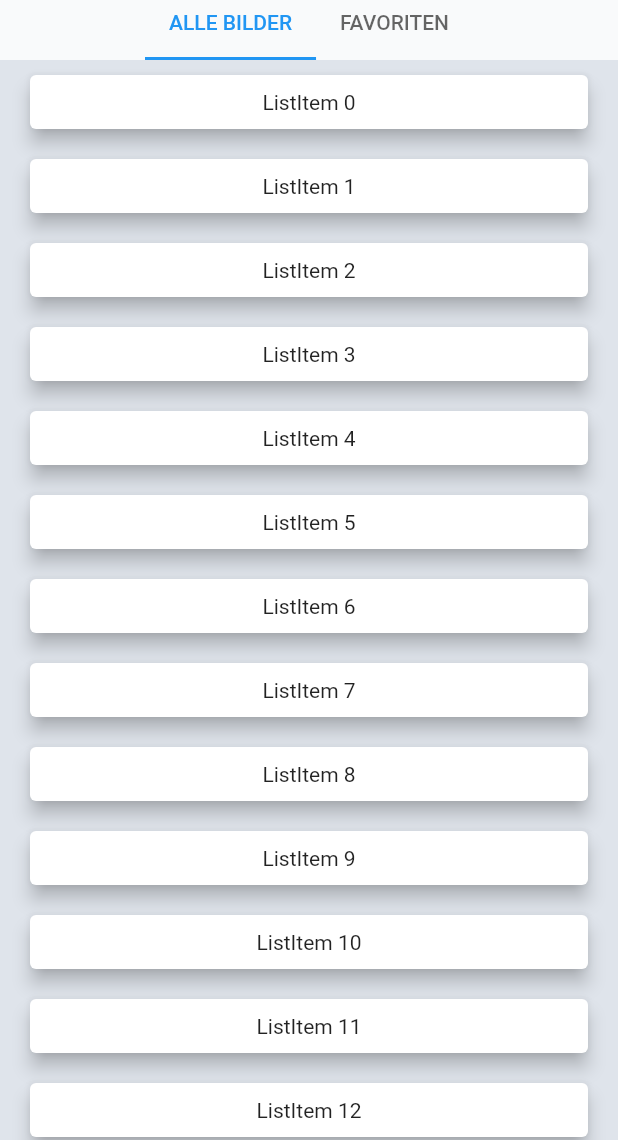
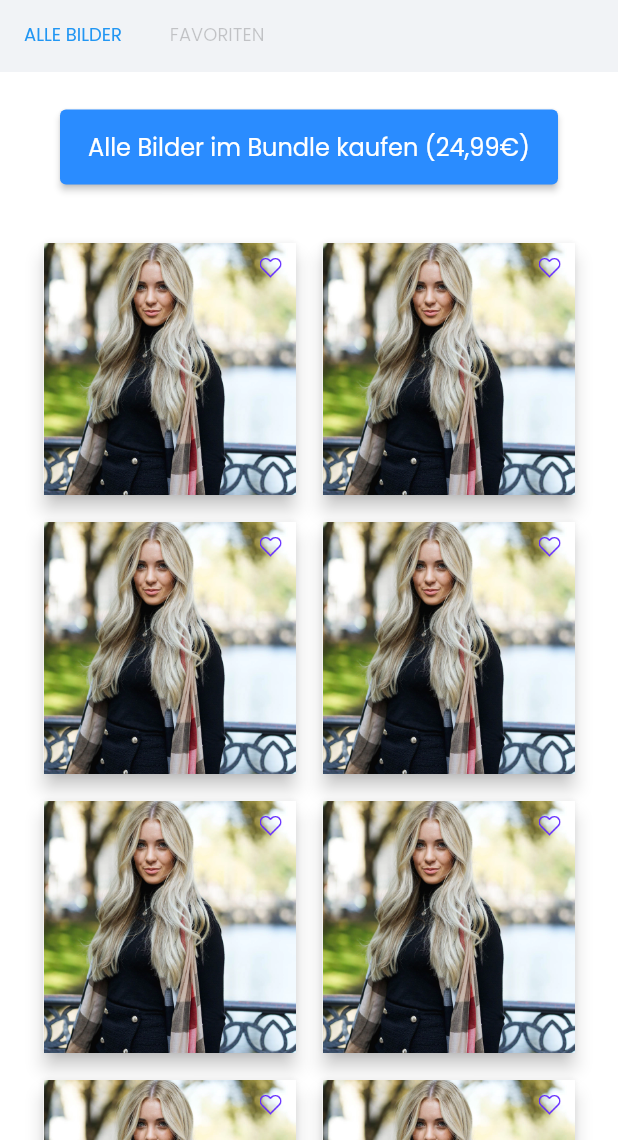
Before and after one commit to aniqurrehman042/cosnapper, a Flutter app: the HomeScreen screen opened directly, on a phone screen of 412 x 824 dp, the part 96-1236 px from its top. Run offline on Flutter 3.47's test engine with Material 2 defaults, Android fonts, the phone set to English and light mode, and no system bars; our stand-ins replace carousel_slider.

Commit message:
updated code

```diff
--- a/lib/screens/homescreen.dart
+++ b/lib/screens/homescreen.dart
@@ -1,3 +1,4 @@
+import 'package:cosnapper/screens/imagedetailscreen.dart';
 import 'package:cosnapper/utils/constants.dart';
 import 'package:flutter/material.dart';
 
@@ -11,77 +12,173 @@ class HomeScreen extends StatefulWidget {
 class _HomeScreenState extends State<HomeScreen> with TickerProviderStateMixin {
   late TabController tabController;
 
-
   @override
   Widget build(BuildContext context) {
     tabController = TabController(length: 2, vsync: this);
-    var tabBarItem =  TabBar(
+    var tabBarItem = TabBar(
       isScrollable: true,
       controller: tabController,
       labelColor: Theme.of(context).primaryColor,
-            unselectedLabelColor: Theme.of(context).hintColor,
-            indicator: BoxDecoration(
-              border: Border(
-                bottom: BorderSide(
-                  color: Theme.of(context).primaryColor,
-                  width: 2,
+      unselectedLabelColor: Theme.of(context).hintColor.withOpacity(0.2),
+
+      // ignore: prefer_const_literals_to_create_immutables
+      tabs: [
+        const Tab(
+          icon: Text(
+            'ALLE BILDER',
+            style: TextStyle(fontSize: 12, fontFamily: 'Poppins'),
+          ),
+        ),
+        // ignore: prefer_const_constructors
+        Tab(
+          icon: const Text(
+            'FAVORITEN',
+            style: TextStyle(fontSize: 12, fontFamily: 'Poppins'),
+          ),
+        ),
+      ],
+      indicatorColor: Colors.transparent,
+    );
+
+    // ignore: unnecessary_new
+
+    var gridView = Container(
+        decoration: const BoxDecoration(color: AppColor.whiteColor),
+        child: SingleChildScrollView(
+            child: Column(
+          children: [
+            const SizedBox(height: 25, width: double.infinity),
+            SizedBox(
+              width: MediaQuery.of(context).size.width,
+              height: 50,
+              child: Padding(
+                padding: const EdgeInsets.symmetric(horizontal: 40.0),
+                child: ElevatedButton(
+                    style:
+                        ElevatedButton.styleFrom(primary: AppColor.blueColor),
+                    onPressed: () {
+                      //Navigator.of(context).push(MaterialPageRoute(builder: (context) => const HomeScreen()));
+                    },
+                    child: const Text(
+                      AppString.texttwo_h,
+                      style: TextStyle(
+                          fontSize: 16,
+                          //fontWeight: FontWeight.bold,
+                          fontFamily: 'Poppins',
+                          color: AppColor.whiteColor),
+                    )),
+              ),
+            ),
+            const SizedBox(height: 10, width: double.infinity),
+            Container(
+              padding: EdgeInsets.symmetric(horizontal: 20, vertical: 20),
+              child: GridView.builder(
+                  primary: false,
+                  shrinkWrap: true,
+                  itemCount: 10,
+                  // ignore: prefer_const_constructors
+                  gridDelegate: SliverGridDelegateWithFixedCrossAxisCount(
+                      crossAxisCount: 2),
+                  itemBuilder: (BuildContext context, int index) {
+                    return Padding(
+                      padding: const EdgeInsets.all(5.0),
+                      child: GestureDetector(
+                        onTap: () {
+                          Navigator.of(context).push(MaterialPageRoute(
+                              builder: (context) => ImageDetailScreen()));
+                        },
+                        child: Card(
+                          elevation: 5.0,
+                          child: Container(
+                            decoration: BoxDecoration(
+                                image: DecorationImage(
+                                    image: AssetImage(AppAssets.women),
+                                    fit: BoxFit.cover)),
+                            alignment: Alignment.topRight,
+                            child: IconButton(
+                              onPressed: () {},
+                              icon: Padding(
+                                padding:
+                                    const EdgeInsets.fromLTRB(15, 0, 0, 15),
+                                child: Container(
+                                  height: 15,
+                                  width: 15,
+                                  decoration: const BoxDecoration(
+                                    image: DecorationImage(
+                                      image: AssetImage(AppAssets.heartempty),
+                                      //fit: BoxFit.contain,
                                     ),
                                   ),
                                 ),
-      // ignore: prefer_const_literals_to_create_immutables
-      tabs: [
-          const Tab(
-          icon:  Text('ALLE BILDER'),
-        ),
-         // ignore: prefer_const_constructors
-         Tab(
-          icon:  const Text('FAVORITEN'),
-        ),
-      ],
-      indicatorColor: Colors.white,
-    );
-
-    // ignore: unnecessary_new
-    var listItem = new ListView.builder(
-      itemCount: 20,
-      itemBuilder: (BuildContext context, int index) {
-        return ListTile(
-          title:  Card(
-            elevation: 5.0,
-            child:  Container(
-              alignment: Alignment.center,
-              margin:  EdgeInsets.only(top: 10.0, bottom: 10.0),
-              child:  Text("ListItem $index"),
                               ),
                             ),
-          onTap: () {
-            },
-        );
-      },
-    );
-
-    var gridView =  GridView.builder(
-        itemCount: 20,
-        gridDelegate:
-             SliverGridDelegateWithFixedCrossAxisCount(crossAxisCount: 3),
-        itemBuilder: (BuildContext context, int index) {
-          return  GestureDetector(
-            child:  Card(
-              elevation: 5.0,
-              child:  Container(
-                alignment: Alignment.center,
-                child:  Text('Item $index'),
+                            //child: Text('Item $index'),
                           ),
                         ),
-            onTap: () {
-            },
+                      ),
                     );
-        });
+                  }),
+            )
+          ],
+        )));
+
+    var favouritegridView = Container(
+        decoration: const BoxDecoration(color: AppColor.whiteColor),
+        child: SingleChildScrollView(
+            child: Column(
+          children: [
+            Container(
+              padding: EdgeInsets.symmetric(horizontal: 20, vertical: 20),
+              child: GridView.builder(
+                  primary: false,
+                  shrinkWrap: true,
+                  itemCount: 3,
+                  // ignore: prefer_const_constructors
+                  gridDelegate: SliverGridDelegateWithFixedCrossAxisCount(
+                      crossAxisCount: 2),
+                  itemBuilder: (BuildContext context, int index) {
+                    return Padding(
+                      padding: const EdgeInsets.all(5.0),
+                      child: GestureDetector(
+                        child: Card(
+                          elevation: 5.0,
+                          child: Container(
+                            decoration: BoxDecoration(
+                                image: DecorationImage(
+                                    image: AssetImage(AppAssets.womenone),
+                                    fit: BoxFit.cover)),
+                            alignment: Alignment.topRight,
+                            child: IconButton(
+                              onPressed: () {},
+                              icon: Padding(
+                                padding:
+                                    const EdgeInsets.fromLTRB(15, 0, 0, 15),
+                                child: Container(
+                                  height: 15,
+                                  width: 15,
+                                  decoration: const BoxDecoration(
+                                    image: DecorationImage(
+                                      image: AssetImage(AppAssets.heartfilled),
+                                      //fit: BoxFit.contain,
+                                    ),
+                                  ),
+                                ),
+                              ),
+                            ),
+                            //child: Text('Item $index'),
+                          ),
+                        ),
+                        onTap: () {},
+                      ),
+                    );
+                  }),
+            )
+          ],
+        )));
 
     return Scaffold(
-      backgroundColor: AppColor.greyBackgroundColor,
+        backgroundColor: AppColor.greyBackgroundColor.withOpacity(0.1),
         appBar: AppBar(
-        bottomOpacity: 1.0,
           elevation: 0.0,
           // ignore: prefer_const_constructors
           centerTitle: true,
@@ -94,7 +191,7 @@ class _HomeScreenState extends State<HomeScreen> with TickerProviderStateMixin {
                 fontFamily: 'Poppins',
                 fontWeight: FontWeight.bold),
           ),
-        backgroundColor: const Color(0xFFf9fafb),
+          backgroundColor: AppColor.appbarColor,
           leading: IconButton(
             icon: const Icon(
               Icons.arrow_back,
@@ -120,19 +217,21 @@ class _HomeScreenState extends State<HomeScreen> with TickerProviderStateMixin {
               ),
             )
           ],
-        bottom: tabBarItem,
+          bottom: PreferredSize(
+              preferredSize: const Size.fromHeight(kToolbarHeight),
+              child: Align(
+                  alignment: Alignment.centerLeft,
+                  child: Container(
+                      width: MediaQuery.of(context).size.width,
+                      color: AppColor.greyBackgroundColor.withOpacity(0.3),
+                      child: tabBarItem))),
         ),
         body: DefaultTabController(
             length: 2,
             child: TabBarView(
               controller: tabController,
-          children: [
-            listItem,
-            gridView,
-          ],
-       )
-
-      )
+              children: [gridView, favouritegridView],
+            ))
         // CustomTabView(
         //   initPosition: initPosition,
         //   itemCount: data.length,
--- a/lib/utils/constants.dart
+++ b/lib/utils/constants.dart
@@ -8,6 +8,7 @@ class AppColor {
   static const Color blueIconColor = Color(0xFF2A8CFF);
   static const Color blueColor = Color(0xFF2A8CFF);
   static const Color transparentColor = Colors.transparent;
+  static const Color appbarColor = Color(0xFFf9fafb);
 }
 
 class AppAssets {
@@ -47,4 +48,11 @@ class AppString {
 
   //homescreen
   static const textone_h = 'Deine Bilder';
+  static const texttwo_h = 'Alle Bilder im Bundle kaufen (24,99€)';
+
+  //imagedetailscreen
+  static const textone_i = 'DC-3346';
+  static const texttwo_i = '24,99€';
+  static const textthree_i = 'ln den\nWarenkorb';
+  static const textfour_i = 'oder..';
 }
--- a/pubspec.yaml
+++ b/pubspec.yaml
@@ -3,7 +3,7 @@ description: A new Flutter project.
 
 # The following line prevents the package from being accidentally published to
 # pub.dev using `flutter pub publish`. This is preferred for private packages.
-publish_to: 'none' # Remove this line if you wish to publish to pub.dev
+publish_to: "none" # Remove this line if you wish to publish to pub.dev
 
 # The following defines the version and build number for your application.
 # A version number is three numbers separated by dots, like 1.2.43
@@ -30,10 +30,10 @@ dependencies:
   flutter:
     sdk: flutter
 
-
   # The following adds the Cupertino Icons font to your application.
   # Use with the CupertinoIcons class for iOS style icons.
   cupertino_icons: ^1.0.2
+  carousel_slider: ^4.0.0
 
 dev_dependencies:
   flutter_test:
@@ -51,7 +51,6 @@ dev_dependencies:
 
 # The following section is specific to Flutter.
 flutter:
-
   # The following line ensures that the Material Icons font is
   # included with your application, so that you can use the icons in
   # the material Icons class.
```
Also changed, not shown: lib/screens/imagedetailscreen.dart (added, +253 -0 lines), pubspec.lock. Lines whose indentation alone changed are shown as unchanged.
